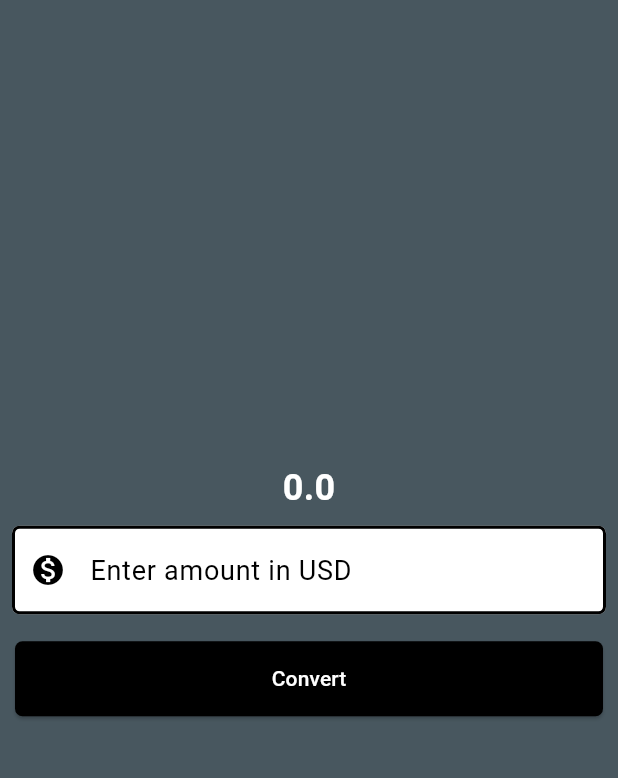
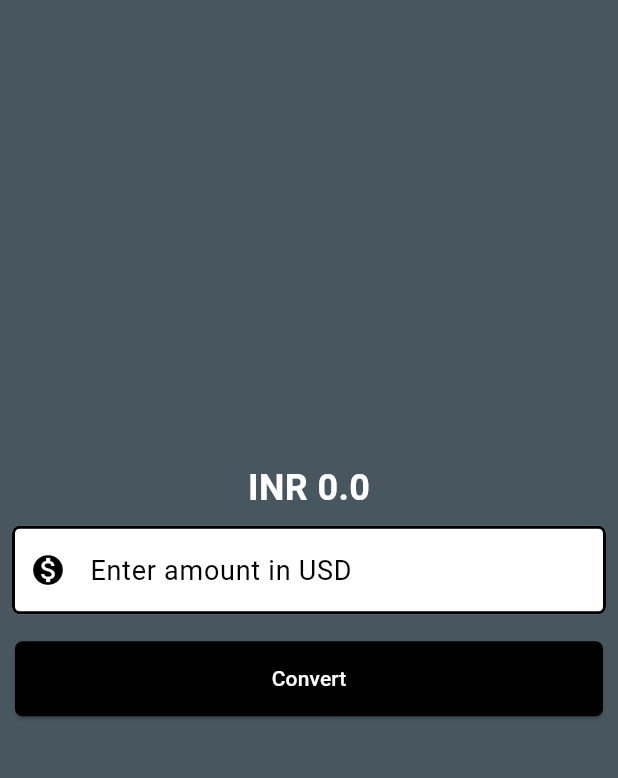
Before and after one commit to PramudiWalakuluarachchi01/Currency_Converter, a Flutter app: the screen it shows after launch, after a tap on "Convert", on a phone screen of 412 x 824 dp, the part 63-841 px from its top. Run offline on Flutter 3.47's test engine with Material 3 defaults, Android fonts, the phone set to English and light mode, and no system bars.

Commit message:
`Added print statement and modified button press to use setState in CurrencyConverterMaterialPage`

```diff
--- a/lib/currency_converter_material_page.dart
+++ b/lib/currency_converter_material_page.dart
@@ -15,6 +15,7 @@ class _CurrencyConverterMaterialPageState
 
   @override
   Widget build(BuildContext context) {
+    print('rebuilt');
     final border = OutlineInputBorder(
       borderRadius: BorderRadius.circular(5.0),
       borderSide: const BorderSide(
@@ -39,7 +40,7 @@ class _CurrencyConverterMaterialPageState
           mainAxisAlignment: MainAxisAlignment.center,
           children: [
             Text(
-              result.toString(),
+              'INR $result',
               style: const TextStyle(
                 fontSize: 24,
                 color: Colors.white,
@@ -73,10 +74,11 @@ class _CurrencyConverterMaterialPageState
               padding: const EdgeInsets.all(10.0),
               child: ElevatedButton(
                 onPressed: () {
-                  result =
-                      double.parse(textEditingController.text) *
-                      81; // Example conversion rate
-                  build(context); // Rebuild to show the result
+                  setState(() {
+                    result =
+                        double.parse(textEditingController.text) *
+                        81; // Example conversion rate // Rebuild to show the result
+                  });
                 },
                 style: TextButton.styleFrom(
                   backgroundColor: Colors.black,
@@ -95,15 +97,3 @@ class _CurrencyConverterMaterialPageState
     );
   }
 }
-
-class CurrencyConverterMaterialPagee extends StatelessWidget {
-  const CurrencyConverterMaterialPagee({super.key});
-
-  @override
-  Widget build(BuildContext context) {
-    return Scaffold(
-      appBar: AppBar(title: const Text('Currency Converter Material Pagee')),
-      body: const Center(child: Text('This is a placeholder page.')),
-    );
-  }
-}
```
